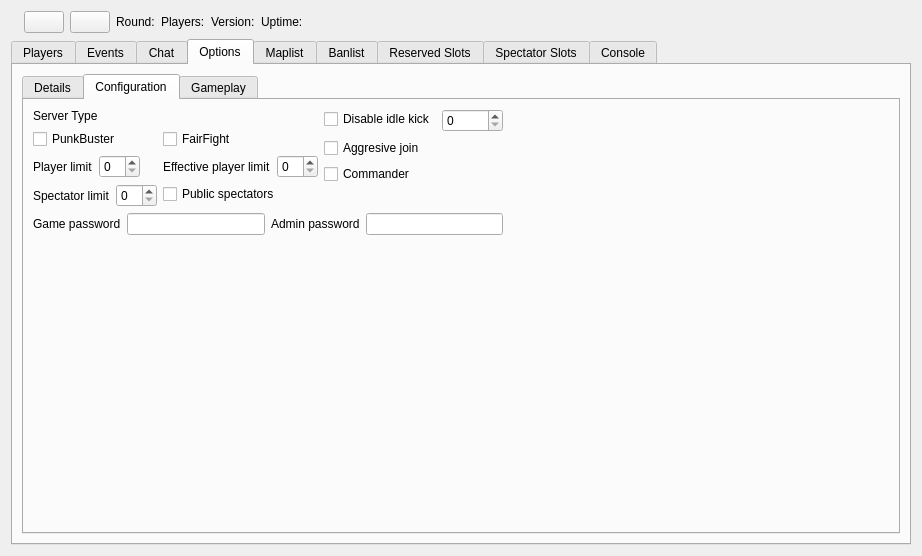
Old version of the form Client/bf4/BF4Widget.ui in the repository OpenRcon/OpenRcon.
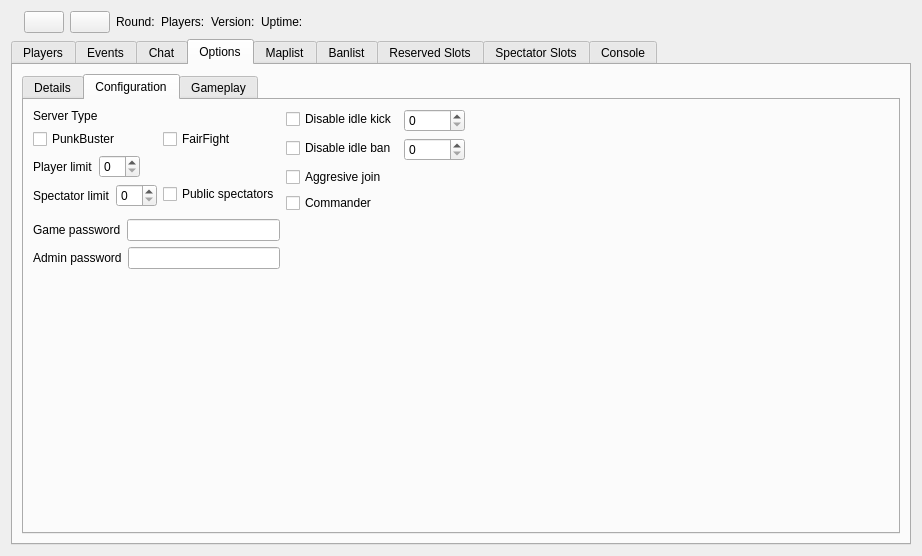
New version of the form. The open tabs and pages were chosen to show the change. Icons and pictures are not drawn.

Commit message: (BF4) Implemented idleBanRounds and integrated it with idleTimeout.

```diff
--- a/Client/bf4/BF4Widget.ui
+++ b/Client/bf4/BF4Widget.ui
@@ -103,7 +103,7 @@
       <string notr="true"/>
      </property>
      <property name="currentIndex">
-      <number>0</number>
+      <number>3</number>
      </property>
      <property name="documentMode">
       <bool>false</bool>
@@ -257,7 +257,7 @@
        <item row="0" column="0">
         <widget class="QTabWidget" name="tabWidget_op">
          <property name="currentIndex">
-          <number>0</number>
+          <number>1</number>
          </property>
          <widget class="QWidget" name="tab_so_de">
           <attribute name="title">
@@ -331,46 +331,6 @@
            <string>Configuration</string>
           </attribute>
           <layout class="QGridLayout" name="gridLayout_13">
-           <item row="1" column="0" colspan="2">
-            <layout class="QHBoxLayout" name="horizontalLayout_9">
-             <item>
-              <layout class="QHBoxLayout" name="horizontalLayout_7">
-               <item>
-                <widget class="QLabel" name="label_so_co_gamePassword">
-                 <property name="text">
-                  <string>Game password</string>
-                 </property>
-                </widget>
-               </item>
-               <item>
-                <widget class="QLineEdit" name="lineEdit_so_co_gamePassword">
-                 <property name="echoMode">
-                  <enum>QLineEdit::Password</enum>
-                 </property>
-                </widget>
-               </item>
-              </layout>
-             </item>
-             <item>
-              <layout class="QHBoxLayout" name="horizontalLayout_8">
-               <item>
-                <widget class="QLabel" name="label_so_co_adminPassword">
-                 <property name="text">
-                  <string>Admin password</string>
-                 </property>
-                </widget>
-               </item>
-               <item>
-                <widget class="QLineEdit" name="lineEdit_so_co_adminPassword">
-                 <property name="echoMode">
-                  <enum>QLineEdit::Password</enum>
-                 </property>
-                </widget>
-               </item>
-              </layout>
-             </item>
-            </layout>
-           </item>
            <item row="0" column="0">
             <layout class="QFormLayout" name="formLayout_4">
              <item row="0" column="0">
@@ -401,20 +361,6 @@
                </property>
               </widget>
              </item>
-             <item row="2" column="0">
-              <layout class="QHBoxLayout" name="horizontalLayout">
-               <item>
-                <widget class="QLabel" name="label_so_co_maxPlayers">
-                 <property name="text">
-                  <string>Player limit</string>
-                 </property>
-                </widget>
-               </item>
-               <item>
-                <widget class="QSpinBox" name="spinBox_so_co_maxPlayers"/>
-               </item>
-              </layout>
-             </item>
              <item row="3" column="0">
               <layout class="QHBoxLayout" name="horizontalLayout_4">
                <item>
@@ -436,17 +382,17 @@
                </property>
               </widget>
              </item>
-             <item row="2" column="1">
-              <layout class="QHBoxLayout" name="horizontalLayout_6">
+             <item row="2" column="0">
+              <layout class="QHBoxLayout" name="horizontalLayout">
                <item>
-                <widget class="QLabel" name="label_so_co_effectivePlayerLimit">
+                <widget class="QLabel" name="label_so_co_maxPlayers">
                  <property name="text">
-                  <string>Effective player limit</string>
+                  <string>Player limit</string>
                  </property>
                 </widget>
                </item>
                <item>
-                <widget class="QSpinBox" name="spinBox_so_co_effectivePlayerLimit"/>
+                <widget class="QSpinBox" name="spinBox_so_co_maxPlayers"/>
                </item>
               </layout>
              </item>
@@ -471,48 +417,107 @@
                </property>
               </widget>
              </item>
-             <item row="1" column="0" colspan="2">
+             <item row="2" column="0" colspan="2">
               <widget class="QCheckBox" name="checkBox_so_co_aggressiveJoin">
                <property name="text">
                 <string>Aggresive join</string>
                </property>
               </widget>
              </item>
-             <item row="2" column="0" colspan="2">
+             <item row="3" column="0" colspan="2">
               <widget class="QCheckBox" name="checkBox_so_co_commander">
                <property name="text">
                 <string>Commander</string>
                </property>
               </widget>
              </item>
+             <item row="1" column="0">
+              <widget class="QCheckBox" name="checkBox_so_co_idleBanRounds">
+               <property name="text">
+                <string>Disable idle ban</string>
+               </property>
+              </widget>
+             </item>
+             <item row="1" column="1">
+              <widget class="QSpinBox" name="spinBox_so_co_idleBanRounds"/>
+             </item>
             </layout>
            </item>
-           <item row="2" column="0" colspan="2">
-            <spacer name="verticalSpacer_6">
-             <property name="orientation">
-              <enum>Qt::Vertical</enum>
-             </property>
-             <property name="sizeHint" stdset="0">
-              <size>
-               <width>20</width>
-               <height>40</height>
-              </size>
-             </property>
-            </spacer>
-           </item>
-           <item row="0" column="2" rowspan="2">
+           <item row="0" column="2">
             <spacer name="horizontalSpacer_6">
              <property name="orientation">
               <enum>Qt::Horizontal</enum>
              </property>
              <property name="sizeHint" stdset="0">
               <size>
-               <width>40</width>
+               <width>438</width>
                <height>20</height>
               </size>
              </property>
             </spacer>
            </item>
+           <item row="1" column="0">
+            <layout class="QHBoxLayout" name="horizontalLayout_6">
+             <item>
+              <widget class="QLabel" name="label_so_co_gamePassword">
+               <property name="text">
+                <string>Game password</string>
+               </property>
+              </widget>
+             </item>
+             <item>
+              <widget class="QLineEdit" name="lineEdit_so_co_gamePassword">
+               <property name="echoMode">
+                <enum>QLineEdit::Password</enum>
+               </property>
+              </widget>
+             </item>
+            </layout>
+           </item>
+           <item row="1" column="1" rowspan="2">
+            <spacer name="verticalSpacer_12">
+             <property name="orientation">
+              <enum>Qt::Vertical</enum>
+             </property>
+             <property name="sizeHint" stdset="0">
+              <size>
+               <width>20</width>
+               <height>98</height>
+              </size>
+             </property>
+            </spacer>
+           </item>
+           <item row="2" column="0">
+            <layout class="QHBoxLayout" name="horizontalLayout_7">
+             <item>
+              <widget class="QLabel" name="label_so_co_adminPassword">
+               <property name="text">
+                <string>Admin password</string>
+               </property>
+              </widget>
+             </item>
+             <item>
+              <widget class="QLineEdit" name="lineEdit_so_co_adminPassword">
+               <property name="echoMode">
+                <enum>QLineEdit::Password</enum>
+               </property>
+              </widget>
+             </item>
+            </layout>
+           </item>
+           <item row="3" column="0">
+            <spacer name="verticalSpacer_6">
+             <property name="orientation">
+              <enum>Qt::Vertical</enum>
+             </property>
+             <property name="sizeHint" stdset="0">
+              <size>
+               <width>20</width>
+               <height>198</height>
+              </size>
+             </property>
+            </spacer>
+           </item>
           </layout>
          </widget>
          <widget class="QWidget" name="tab_so_gp">
```
The commit also changes 5 other files.
